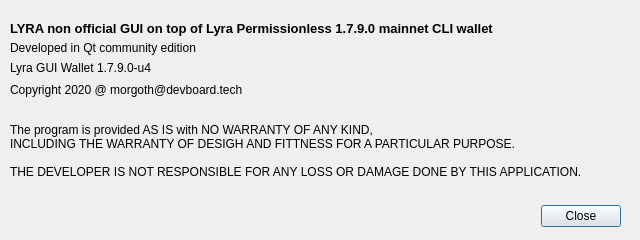
Old version of the form aboutwindow.ui in the repository MorgothCreator/lyra-gui-wallet.
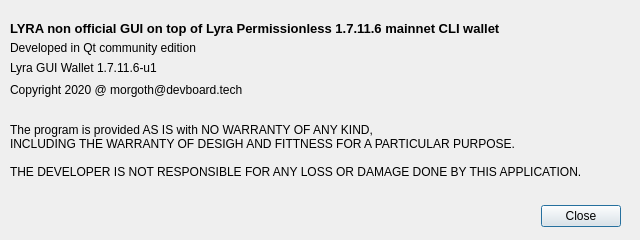
New version of the form.

Commit message: Fix an issue where if you send all LYR coins, in history will wrongly display that you send 0 LYR instead of true sent number of LYR. Begin integration of checking if an update of this wallet has been published ( at user request from menu ).

The edit to the form file:
```diff
--- a/aboutwindow.ui
+++ b/aboutwindow.ui
@@ -64,7 +64,7 @@
     </rect>
    </property>
    <property name="text">
-    <string>Lyra GUI Wallet 1.7.9.0-u4</string>
+    <string>Lyra GUI Wallet 1.7.11.6-u1</string>
    </property>
   </widget>
   <widget class="QLabel" name="label_3">
@@ -113,7 +113,7 @@
     </font>
    </property>
    <property name="text">
-    <string>LYRA non official GUI on top of Lyra Permissionless 1.7.9.0 mainnet CLI wallet</string>
+    <string>LYRA non official GUI on top of Lyra Permissionless 1.7.11.6 mainnet CLI wallet</string>
    </property>
   </widget>
  </widget>
```
The commit also changes 3 other files.
